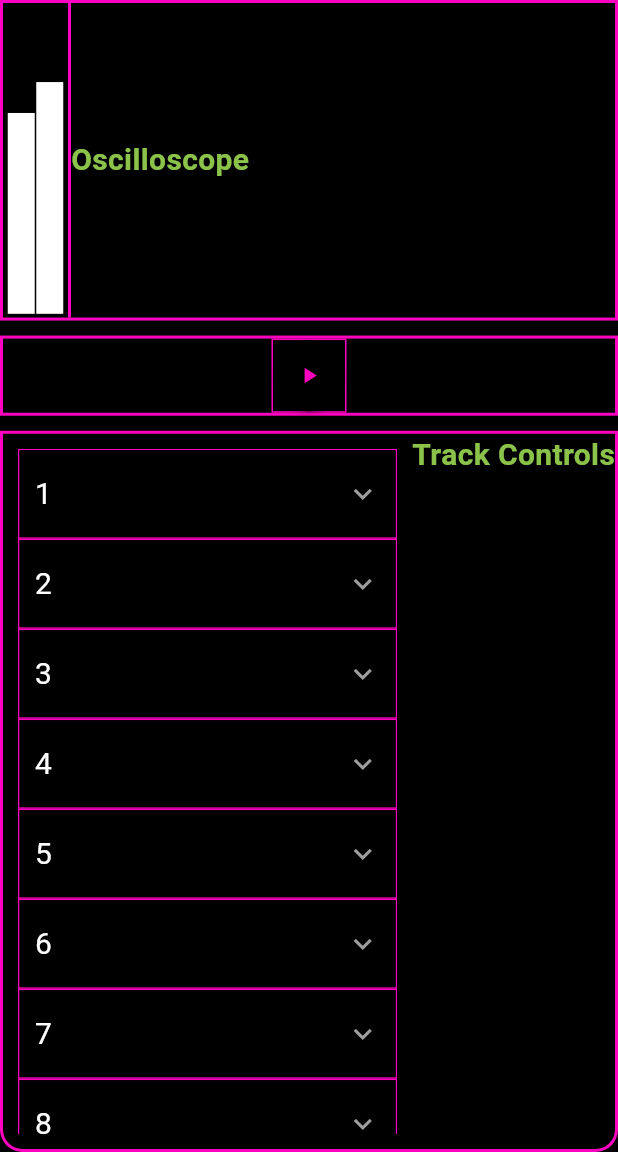
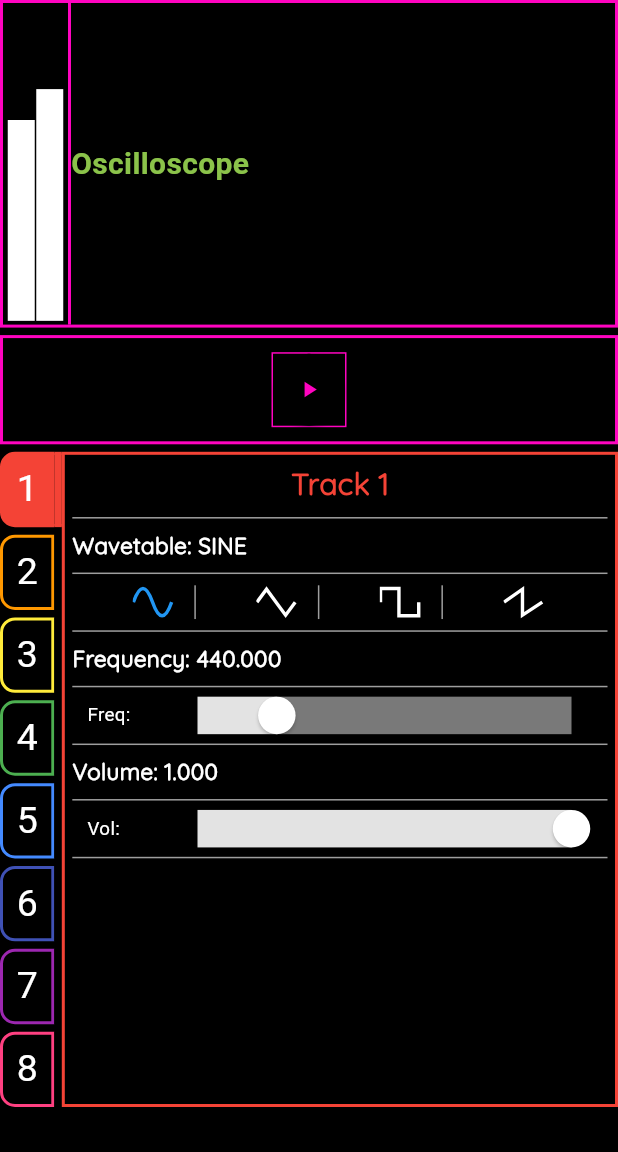
Before and after one commit to mduval76/drone_factory, a Flutter app: the screen it shows after launch, on a phone screen of 412 x 824 dp, the part 84-1236 px from its top. Run offline on Flutter 3.47's test engine with Material 3 defaults, Android fonts, the phone set to English and light mode, and no system bars; our stand-ins replace flutter_svg; Roboto replaces fonts that are missing (CocomatLight).

Commit message:
TrackTab and TrackControls makeover.

```diff
--- a/lib/views/home_screen.dart
+++ b/lib/views/home_screen.dart
@@ -8,19 +8,24 @@ class HomeScreen extends StatelessWidget {
 
   @override
   Widget build(BuildContext context) {
-    final screenHeight = MediaQuery.of(context).size.height;
-    final spacing = screenHeight < 600 ? 5.0 : 10.0;
-
     return Container(
-      width: double.infinity,
       color: Colors.black,
-      child: Column(
+      child: const Column(
         children: [
-          const MainVolumeOscilloscopeSection(),
-          SizedBox(height: spacing),
-          const MainMenuSection(),
-          SizedBox(height: spacing),
-          const MainMixerTrackControlsSection(),
+          Expanded(
+            flex: 3,
+            child: MainVolumeOscilloscopeSection(),
+          ),
+          SizedBox(height: 5.0),
+          Expanded(
+            child: MainMenuSection(),
+          ),
+          SizedBox(height: 5.0),
+          Expanded(
+            flex: 6,
+            child: MainMixerTrackControlsSection(),
+          ),
+          SizedBox(height: 30.0),
         ],
       ),
     );
--- a/lib/views/sections/main_menu_section.dart
+++ b/lib/views/sections/main_menu_section.dart
@@ -26,8 +26,7 @@ class _MainMenuSectionState extends State<MainMenuSection> {
 
 @override
   Widget build(BuildContext context) {
-    return Expanded(
-      child: Container(
+    return Container(
       width: double.infinity,
       decoration: BoxDecoration(
         color: Colors.black,
@@ -65,7 +64,6 @@ class _MainMenuSectionState extends State<MainMenuSection> {
           ),
         ],
       ),
-      ),
     );
   }
 }
--- a/lib/views/sections/main_mixer_track_controls_section.dart
+++ b/lib/views/sections/main_mixer_track_controls_section.dart
@@ -1,51 +1,76 @@
+import 'package:drone_factory/models/track_model.dart';
 import 'package:drone_factory/views/widgets/mixer_widget.dart';
+import 'package:drone_factory/views/widgets/track_controls_widget.dart';
 import 'package:flutter/material.dart';
 
-class MainMixerTrackControlsSection extends StatelessWidget {
+class MainMixerTrackControlsSection extends StatefulWidget {
   const MainMixerTrackControlsSection({super.key});
 
   @override
+  State<MainMixerTrackControlsSection> createState() => _MainMixerTrackControlsSectionState();
+}
+
+class _MainMixerTrackControlsSectionState extends State<MainMixerTrackControlsSection> {
+  late List<TrackModel> _tracks;
+  late TrackModel _selectedTrack;
+
+  @override
+  void initState() {
+    super.initState();
+    _tracks = List.generate(8, (index) => TrackModel(id: index));
+    _selectedTrack = _tracks[0];
+  }
+
+  void _updateSelectedTrack(int trackIndex) {
+    setState(() {
+      _selectedTrack = _tracks[trackIndex];
+    });
+  }
+
+  Color _setTrackColor(int trackId) {
+    switch (trackId) {
+      case 0:
+        return Colors.red;
+      case 1:
+        return Colors.orange;
+      case 2:
+        return Colors.yellow;
+      case 3:
+        return Colors.green;
+      case 4:
+        return Colors.blueAccent;
+      case 5:
+        return Colors.indigo;
+      case 6:
+        return Colors.purple;
+      case 7:
+        return Colors.pinkAccent;
+      default:
+        return Colors.black;
+    }
+  }
+
+  @override
   Widget build(BuildContext context) {
-    return Expanded(
-      flex: 9,
-      child: Container(
-        width: double.infinity,
-        decoration: BoxDecoration(
-          borderRadius: const BorderRadius.only(
-            bottomLeft: Radius.circular(15),
-            bottomRight: Radius.circular(15),
-          ),
-          color: Colors.black,
-          border: Border.all(
-            color: const Color.fromARGB(255, 255, 4, 192),
-            width: 2,
+    final Color selectedColor = _setTrackColor(_selectedTrack.id);
+
+    return Row(
+      children: <Widget>[
+        Expanded(
+          child: MixerWidget(
+            selectedTrack: _selectedTrack.id,
+            onTrackSelected: _updateSelectedTrack,
+            setTrackColor: _setTrackColor,
           ),
         ),
-        child: const Row(
-          children: <Widget>[
-            Expanded(
-              child: Column(
-                children: [
-                  MixerWidget(),
-                ],
-              ),
-            ),
-            Column(
-              children: [
-                Text(
-                  'Track Controls',
-                  style: TextStyle(
-                    color: Colors.lightGreen,
-                    fontSize: 20,
-                    fontFamily: 'CocomatLight',
-                    fontWeight: FontWeight.bold
-                  )
-                )
-              ],
-            )
-          ],
+        Expanded(
+          flex: 9,
+          child: TrackControlsWidget(
+            selectedTrack: _selectedTrack,
+            borderColor: selectedColor,
+          ),
         ),
-      ),
+      ],
     );
   }
 }
--- a/lib/views/sections/main_volume_oscilloscope_section.dart
+++ b/lib/views/sections/main_volume_oscilloscope_section.dart
@@ -2,14 +2,18 @@ import 'package:drone_factory/views/widgets/main_volume_widget.dart';
 import 'package:drone_factory/views/widgets/oscilloscope_widget.dart';
 import 'package:flutter/material.dart';
 
-class MainVolumeOscilloscopeSection extends StatelessWidget {
+class MainVolumeOscilloscopeSection extends StatefulWidget {
   const MainVolumeOscilloscopeSection({super.key});
 
   @override
+  State<MainVolumeOscilloscopeSection> createState() => _MainVolumeOscilloscopeSectionState();
+}
+
+class _MainVolumeOscilloscopeSectionState extends State<MainVolumeOscilloscopeSection> {
+
+  @override
   Widget build(BuildContext context) {
-    return Expanded(
-      flex: 4,
-      child: Container(
+    return Container(
       width: double.infinity,
       decoration: BoxDecoration(
         color: Colors.black,
@@ -20,10 +24,14 @@ class MainVolumeOscilloscopeSection extends StatelessWidget {
       ),
       child: const Row(
         children: [
-            MainVolumeWidget(leftChannelVolume: 0.65, rightChannelVolume: 0.75),
-            OscilloscopeWidget(),
+          Expanded(
+            child: MainVolumeWidget(leftChannelVolume: 0.65, rightChannelVolume: 0.75),
+          ),
+          Expanded(
+            flex: 8,
+            child: OscilloscopeWidget(),
+          )
         ],
-        ),
       ),
     );
   }
--- a/lib/views/widgets/main_volume_widget.dart
+++ b/lib/views/widgets/main_volume_widget.dart
@@ -63,8 +63,7 @@ class _MainVolumeWidgetState extends State<MainVolumeWidget> with SingleTickerPr
   Widget build(BuildContext context) {
     final currentWidgetHeight = MediaQuery.of(context).size.height;
 
-    return Expanded(
-      child: Container(
+    return Container(
         height: double.infinity,
         padding: const EdgeInsets.all(2.5),
         decoration: const BoxDecoration(
@@ -103,7 +102,6 @@ class _MainVolumeWidgetState extends State<MainVolumeWidget> with SingleTickerPr
             ),
           ],
         ),
-      ),
-    );
+      );
   }
 }
--- a/lib/views/widgets/mixer_widget.dart
+++ b/lib/views/widgets/mixer_widget.dart
@@ -1,15 +1,19 @@
 import 'package:drone_factory/models/track_model.dart';
-import 'package:drone_factory/views/widgets/track_widget.dart';
+import 'package:drone_factory/views/widgets/track_tab_widget.dart';
 import 'package:flutter/material.dart';
 
-class MixerWidget extends StatefulWidget {
-  const MixerWidget({super.key});
+class MixerWidget extends StatelessWidget {
+  final int selectedTrack;
+  final ValueChanged<int> onTrackSelected;
+  final Color Function(int) setTrackColor;
 
-  @override
-  State<MixerWidget> createState() => _MixerWidgetState();
-}
+  const MixerWidget({
+    super.key,
+    required this.selectedTrack,
+    required this.onTrackSelected,
+    required this.setTrackColor,
+  });
 
-class _MixerWidgetState extends State<MixerWidget> {
   @override
   Widget build(BuildContext context) {
     final List<TrackModel> tracks = List.generate(
@@ -17,18 +21,26 @@ class _MixerWidgetState extends State<MixerWidget> {
       (index) => TrackModel(id: index),
     );
 
-    return Expanded(
-      child: Padding(
-        padding: const EdgeInsets.all(10.0),
-        child: ListView.builder(
-          itemCount: tracks.length,
-          itemBuilder: (context, index) {
-            return TrackWidget(
-              trackModel: tracks[index],
-            );
-          },
-        ),
-      ),
+    return Column(
+      children: List.generate(tracks.length * 2 - 1, (index) {
+        if (index.isEven) {
+          int trackIndex = index ~/ 2;
+          return Expanded(
+            child: GestureDetector(
+              onTap: () {
+                onTrackSelected(trackIndex);
+              },
+              child: TrackTabWidget(
+                trackModel: tracks[trackIndex],
+                color: setTrackColor(trackIndex),
+                selectedTrackIndex: selectedTrack,
+              ),
+            ),
+          );
+        } else {
+          return const SizedBox(height: 5.0);
+        }
+      }),
     );
   }
 }
--- a/lib/views/widgets/oscilloscope_widget.dart
+++ b/lib/views/widgets/oscilloscope_widget.dart
@@ -11,9 +11,7 @@ class _OscilloscopeWidgetState extends State<OscilloscopeWidget> {
 
   @override
   Widget build(BuildContext context) {
-    return const Expanded(
-      flex: 8,
-      child: Text(
+    return const Text(
         'Oscilloscope',
         style: TextStyle(
           color: Colors.lightGreen,
@@ -21,7 +19,6 @@ class _OscilloscopeWidgetState extends State<OscilloscopeWidget> {
           fontFamily: 'CocomatLight',
           fontWeight: FontWeight.bold
         ),
-      ),
-    );
+      );
   }
 }
--- a/lib/views/widgets/track_widget.dart
+++ b/lib/views/widgets/track_controls_widget.dart
@@ -3,21 +3,25 @@ import 'package:drone_factory/models/track_model.dart';
 import 'package:flutter/material.dart';
 import 'package:flutter_svg/flutter_svg.dart';
 
-class TrackWidget extends StatefulWidget {
-  final TrackModel trackModel;
+class TrackControlsWidget extends StatefulWidget {
+  final TrackModel selectedTrack;
+  final Color borderColor;
 
-  const TrackWidget({super.key, required this.trackModel});
+  const TrackControlsWidget({
+    super.key,
+    required this.selectedTrack,
+    required this.borderColor
+  });
 
   @override
-  State<TrackWidget> createState() => _TrackModelState();
+  State<TrackControlsWidget> createState() => _TrackControlsWidgetState();
 }
 
-class _TrackModelState extends State<TrackWidget> {
+class _TrackControlsWidgetState extends State<TrackControlsWidget> {
   final NativeSynthesizer _synthesizer = NativeSynthesizer();
   late double _volume;
   late double _frequency;
   late Wavetable _wavetable;
-  //bool _isExpanded = false;
 
   void _changeWavetable(int wavetable) async {
     await _synthesizer.setWavetable(_wavetable.index);
@@ -25,6 +29,19 @@ class _TrackModelState extends State<TrackWidget> {
     setState(() {
       _wavetable = Wavetable.values[wavetable];
     });
+  }
+
+  String _getWavetableString(Wavetable wavetable) {
+    switch (wavetable) {
+      case Wavetable.sine:
+        return 'SINE';
+      case Wavetable.triangle:
+        return 'TRIANGLE';
+      case Wavetable.square:
+        return 'SQUARE';
+      case Wavetable.sawtooth:
+        return 'SAWTOOTH';
+    }
   }
 
   void _setFrequency(double frequency) async {
@@ -38,49 +55,75 @@ class _TrackModelState extends State<TrackWidget> {
   @override
   void initState() {
     super.initState();
-    _volume = widget.trackModel.volume;
-    _frequency = widget.trackModel.frequency;
-    _wavetable = widget.trackModel.wavetable;
+    _volume = widget.selectedTrack.volume;
+    _frequency = widget.selectedTrack.frequency;
+    _wavetable = widget.selectedTrack.wavetable;
   }
 
   @override
   Widget build(BuildContext context) {
     return Container(
-    width: double.infinity,
+      padding: const EdgeInsets.all(5.0),
         decoration: BoxDecoration(
           color: Colors.black,
           border: Border.all(
-        color: const Color.fromARGB(255, 255, 4, 192),
-        width: 1,
+            color: widget.borderColor,
+            width: 2,
           ),
         ),
-    child: ExpansionTileTheme(
-      data: const ExpansionTileThemeData(
-        iconColor: Colors.white,
-        textColor: Colors.white,
-        backgroundColor: Colors.black,
-        collapsedIconColor: Colors.grey,
-        collapsedTextColor: Colors.white,
-        collapsedBackgroundColor: Colors.black,
-        tilePadding: EdgeInsets.symmetric(horizontal: 10, vertical: 0),
-      ),
-      child: ExpansionTile(
-          title: Text(
-            '${widget.trackModel.id + 1}',
-            style: const TextStyle(
-              fontSize: 20, // Reduce font size
+        child: Column(
+          crossAxisAlignment: CrossAxisAlignment.start,
+          children: <Widget>[
+          Center(
+            child:Text(
+              'Track ${widget.selectedTrack.id + 1}',
+              style: TextStyle(
+                color: widget.borderColor,
+                fontSize: 20,
+                fontFamily: 'QuicksandRegular',
+                fontWeight: FontWeight.bold
+              )
             ),
           ),
-          children: [
+
+          const Divider(thickness: 1, color: Colors.grey),
+          Text(
+            'Wavetable: ${_getWavetableString(_wavetable)}',
+            style: const TextStyle(
+              color: Colors.white,
+              fontSize: 15,
+              fontFamily: 'QuicksandRegular',
+              fontWeight: FontWeight.bold
+            )
+          ),
           const Divider(thickness: 1, color: Colors.grey),
           _buildWavetableSelector(),
           const Divider(thickness: 1, color: Colors.grey),
+          Text(
+            'Frequency: ${_frequency.toStringAsFixed(3)}',
+            style: const TextStyle(
+              color: Colors.white,
+              fontSize: 15,
+              fontFamily: 'QuicksandRegular',
+              fontWeight: FontWeight.bold
+            )
+          ),
+          const Divider(thickness: 1, color: Colors.grey),
           _buildFrequencyControl(),
           const Divider(thickness: 1, color: Colors.grey),
+          Text(
+            'Volume: ${_volume.toStringAsFixed(3)}',
+            style: const TextStyle(
+              color: Colors.white,
+              fontSize: 15,
+              fontFamily: 'QuicksandRegular',
+              fontWeight: FontWeight.bold
+            )
+          ),
+          const Divider(thickness: 1, color: Colors.grey),
           _buildVolumeControl(),
-            const SizedBox(height: 7.5),
+          const Divider(thickness: 1, color: Colors.grey),
         ],
-        ),
       ),
     );
   }
--- /dev/null
+++ b/lib/views/widgets/track_tab_widget.dart
@@ -0,0 +1,111 @@
+import 'package:drone_factory/models/track_model.dart';
+import 'package:flutter/material.dart';
+
+class TrackTabWidget extends StatefulWidget {
+  final TrackModel trackModel;
+  final Color color;
+  final int selectedTrackIndex;
+
+  const TrackTabWidget({
+    super.key,
+    required this.trackModel,
+    required this.color,
+    required this.selectedTrackIndex
+  });
+
+  @override
+  State<TrackTabWidget> createState() => _TrackTabWidgetState();
+}
+
+class _TrackTabWidgetState extends State<TrackTabWidget> {
+  late Color _color;
+
+  @override
+  void initState() {
+    super.initState();
+    _color = widget.color;
+  }
+
+  @override
+  Widget build(BuildContext context) {
+    bool isSelected = widget.trackModel.id == widget.selectedTrackIndex;
+    return Row(
+      children: [
+        Expanded(
+          child: Container(
+            decoration: BoxDecoration(
+              color: isSelected ? _color : Colors.black,
+              border: isSelected ?
+              Border(
+              left: BorderSide(
+                color: _color,
+                width: 2,
+              ),
+              top: BorderSide(
+                color: _color,
+                width: 2,
+              ),
+              bottom: BorderSide(
+                color: _color,
+                width: 2,
+              ),
+              right: BorderSide.none,
+            ) :
+            Border.all(
+              color: _color,
+              width: 2,
+            ),
+              borderRadius: const BorderRadius.only(
+                topLeft: Radius.circular(10),
+                bottomLeft: Radius.circular(10),
+              ),
+            ),
+            child: Column(
+              mainAxisAlignment: MainAxisAlignment.center,
+              crossAxisAlignment: CrossAxisAlignment.start,
+              children: [
+                Container(
+                  padding: const EdgeInsets.only(
+                    left: 9
+                  ),
+                  child: Text(
+                  '${widget.trackModel.id + 1}',
+                    style: const TextStyle(
+                      color: Colors.white,
+                      fontSize: 25.0,
+                    ),
+                  ),
+                )
+              ],
+            ),
+          ),
+        ),
+        Container(
+          width: 5.0,
+          decoration: BoxDecoration(
+            color: isSelected ? _color : Colors.black,
+            border: isSelected ?
+              Border(
+                left: const BorderSide(
+                  color: Colors.transparent,
+                  width: 0,
+                ),
+                top: BorderSide(
+                  color: _color,
+                  width: 2,
+                ),
+                bottom: BorderSide(
+                  color: _color,
+                  width: 2,
+                ),
+              ) :
+              Border.all(
+                color: Colors.black,
+                width: 2,
+              ),
+          ),
+        ),
+      ],
+    );
+  }
+}
```
Also changed, not shown: 5 other files. Lines whose indentation alone changed are shown as unchanged.
